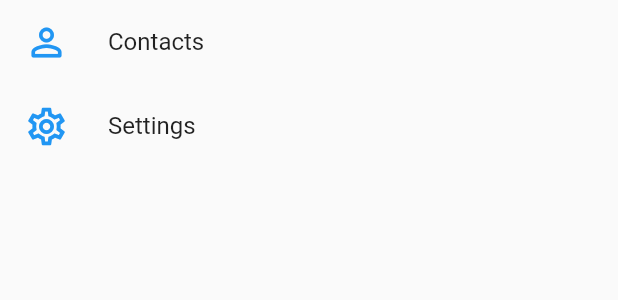
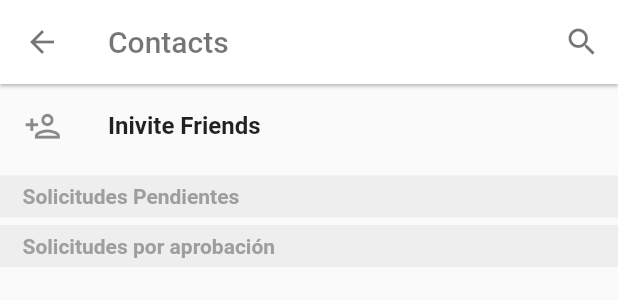
Before and after one commit to pablojcg/flutter-chat-app, a Flutter app: the _ListOption widget shown alone on an empty page, opened directly, after a tap on "Contacts", on a phone screen of 412 x 824 dp. Shown: the top 300 px of the screen. Run offline on Flutter 3.47's test engine with Material 2 defaults, Android fonts, the light colour scheme and no system bars; our stand-ins replace flutter_secure_storage, pull_to_refresh, socket_io_client; accounts and stored records are empty; network calls fail.

Commit message:
Actualización

```diff
--- /dev/null
+++ b/lib/src/pages/add_user_page.dart
@@ -0,0 +1,111 @@
+import 'package:chat_pc/src/providers/auth_provider.dart';
+import 'package:chat_pc/src/services/search_delegate.dart';
+import 'package:chat_pc/src/theme/theme.dart';
+import 'package:flutter/material.dart';
+import 'package:provider/provider.dart';
+
+
+class AddUserPage extends StatelessWidget {
+
+  @override
+  Widget build(BuildContext context) {
+
+    final appTheme = Provider.of<ThemeChanger>(context);
+
+    return Scaffold(
+      appBar: AppBar(
+        iconTheme: IconThemeData(
+          color: appTheme.darkTheme
+          ? Colors.white
+          : Colors.black54, //change your color here
+        ),
+        title: Text(
+          'Contacts',
+          style: TextStyle(
+            color:appTheme.darkTheme
+            ? Colors.white
+            : Colors.black54
+          ),
+        ),
+        elevation: 1.0,
+        backgroundColor: appTheme.darkTheme
+          ? appTheme.currentTheme.primaryColor
+          : Colors.white,
+        actions: <Widget>[
+          IconButton(
+            icon: Icon(Icons.search),
+            onPressed: ()
+            {
+              showSearch(
+                context: context,
+                delegate: DataSearch(),
+                //query:'Hola',
+              );
+            }
+          )
+        ],
+      ),
+      body: _BodyUsers()
+   );
+  }
+}
+
+class _BodyUsers extends StatelessWidget {
+  const _BodyUsers({
+    Key? key,
+  }) : super(key: key);
+
+  @override
+  Widget build(BuildContext context) {
+
+    final appTheme = Provider.of<ThemeChanger>(context);
+
+    return Container(
+      child: SingleChildScrollView(
+        physics: BouncingScrollPhysics(),
+        child: Column(
+          children: [
+            ListTile(
+              leading: Icon(Icons.person_add_outlined, size: 25.0,),
+              title: Text('Inivite Friends', style: TextStyle(fontWeight: FontWeight.w600),),
+              onTap: (){
+                showSearch(
+                  context: context,
+                  delegate: DataSearch(),
+                  //query:'Hola',
+                );
+              },
+            ),
+            SizedBox(height: 5.0,),
+            Container(
+              padding: EdgeInsets.only(left: 15.0),
+              alignment: Alignment.centerLeft,
+              color: appTheme.darkTheme
+              ? Colors.blueGrey[800]
+              : Colors.grey[200],
+              height: 28.0,
+              width: double.infinity,
+              child: Text('Solicitudes Pendientes', style: TextStyle(fontWeight: FontWeight.w700, color: Colors.grey[500]),),
+            ),
+            SizedBox(height: 5.0,),
+            //TODO Solicitudes realizadas pendientes de aprobación
+            Container(),
+            Container(
+              padding: EdgeInsets.only(left: 15.0),
+              alignment: Alignment.centerLeft,
+              color: appTheme.darkTheme
+              ? Colors.blueGrey[800]
+              : Colors.grey[200],
+              height: 28.0,
+              width: double.infinity,
+              child: Text('Solicitudes por aprobación', style: TextStyle(fontWeight: FontWeight.w700, color: Colors.grey[500]),),
+            ),
+            SizedBox(height: 5.0,),
+            //TODO Solicitudes pendientes por aprobación de la persona logeada.
+            Container(),
+          ],
+        )
+      ),
+    );
+  }
+}
--- a/lib/src/routes/routes.dart
+++ b/lib/src/routes/routes.dart
@@ -1,3 +1,4 @@
+import 'package:chat_pc/src/pages/add_user_page.dart';
 import 'package:flutter/material.dart';
 import 'package:chat_pc/src/pages/chat_page.dart';
 import 'package:chat_pc/src/pages/loading_page.dart';
@@ -10,5 +11,6 @@ final Map<String, Widget Function(BuildContext)> appRoutes = {
   'chat'       : ( _ ) => ChatPage(),
   'loading'    : ( _ ) => LoadingPage(),
   'login'      : ( _ ) => LoginPage(),
-  'register'   : ( _ ) => RegisterPage()
+  'register'   : ( _ ) => RegisterPage(),
+  'contacts'   : ( _ ) => AddUserPage()
 };
--- a/lib/src/widgets/show_alert_logout_widget.dart
+++ b/lib/src/widgets/show_alert_logout_widget.dart
@@ -1,4 +1,5 @@
 import 'package:chat_pc/src/providers/auth_provider.dart';
+import 'package:chat_pc/src/providers/socket_provider.dart';
 import 'package:chat_pc/src/theme/theme.dart';
 import 'package:flutter/material.dart';
 import 'package:provider/provider.dart';
@@ -10,6 +11,7 @@ import 'package:provider/provider.dart';
       barrierDismissible: false,
       builder: (context) {
         final appTheme = Provider.of<ThemeChanger>(context, listen: false);
+        final socketProvider = Provider.of<SocketProvider>(context, listen: false);
 
         return AlertDialog(
           shape: RoundedRectangleBorder(borderRadius: BorderRadius.circular(20.0)),
@@ -19,6 +21,7 @@ import 'package:provider/provider.dart';
               onPressed: () {
                 AuthProvider.deleteToken();
                 //Navigator.pushReplacementNamed(context, 'login');
+                socketProvider.disconnect();
                 appTheme.darkTheme = false;
                 Navigator.of(context).pushNamedAndRemoveUntil('login', (Route<dynamic> route) => false);
               },
```
Also changed, not shown: lib/src/pages/users_page.dart (+5 -4 lines), lib/src/services/search_delegate.dart (added, +149 -0 lines), lib/src/services/users_service.dart (+18 -0 lines), lib/src/pages/search_user_page.dart (added).
